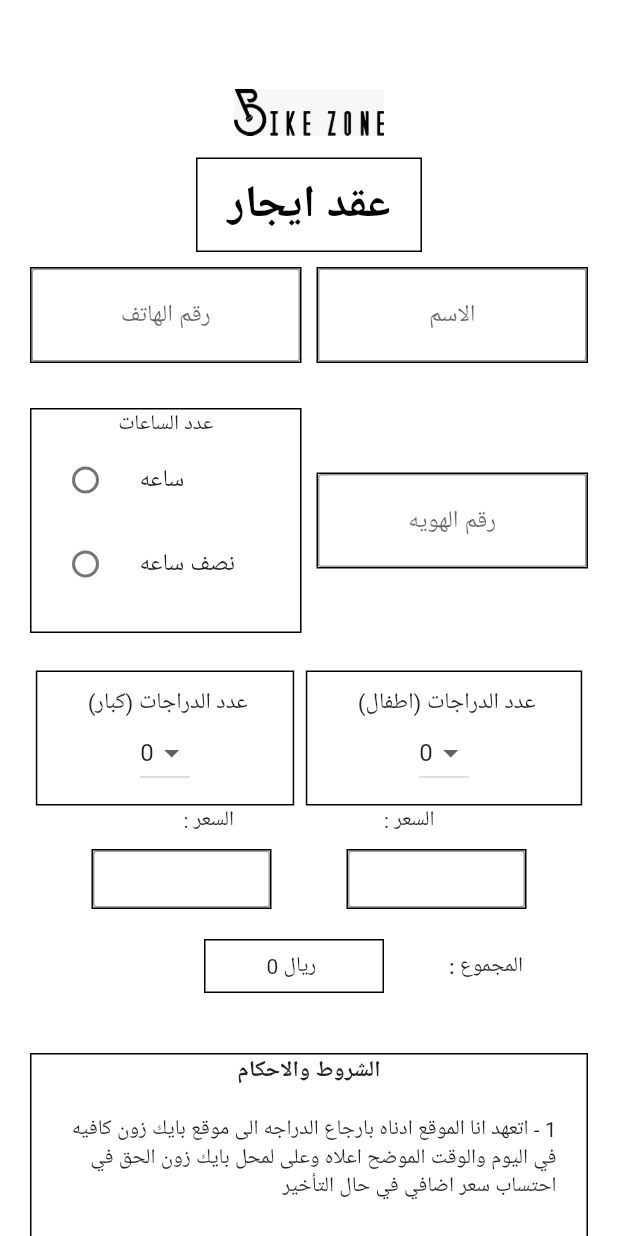
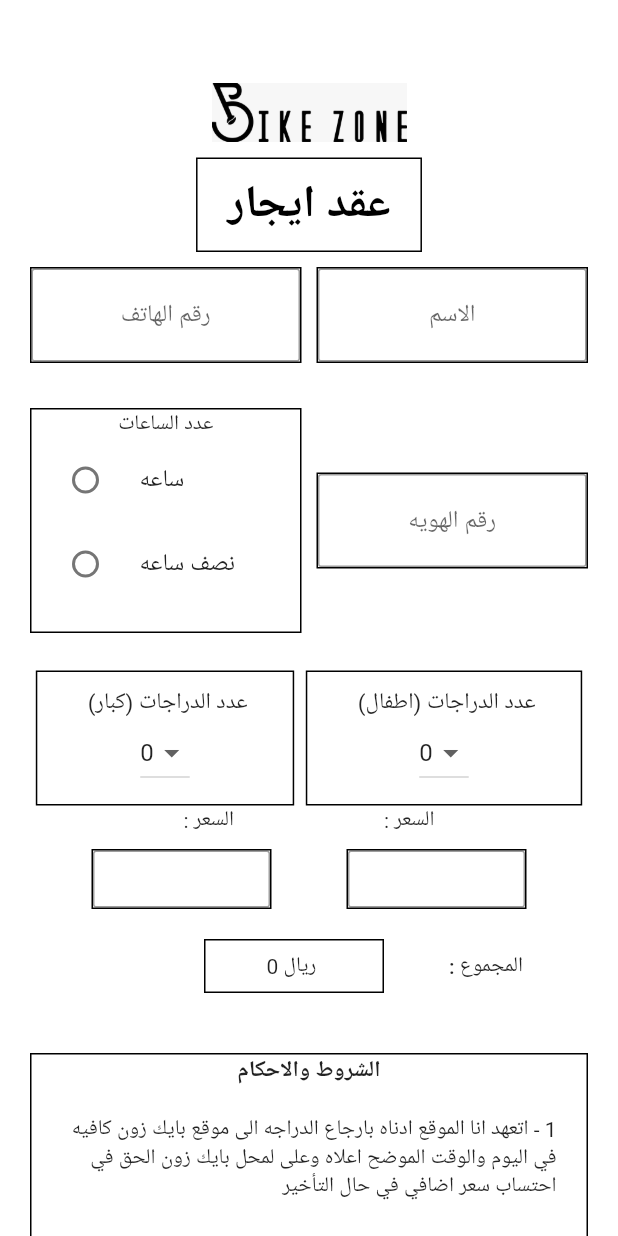
Before and after one commit to mBahshwan/bikeZone, a Flutter app: the AgrementScreen screen opened by its route, on a phone screen of 412 x 824 dp. Run offline on Flutter 3.47's test engine with Material 2 defaults, Android fonts, the light colour scheme and no system bars; our stand-ins replace jiffy, shared_preferences, signature, sqflite; accounts and stored records are empty.

Commit message:
first commit

```diff
--- a/lib/widgets/agrementWidget.dart
+++ b/lib/widgets/agrementWidget.dart
@@ -59,7 +59,7 @@ class AgrementWidget extends StatelessWidget {
               Container(
                 alignment: Alignment.centerLeft,
                 height: 60,
-                width: 100,
+                width: 130,
                 child: Image.asset("images/logo.jpeg"),
               ),
               Container(
```
Also changed, not shown: pubspec.lock, 1 other file.
